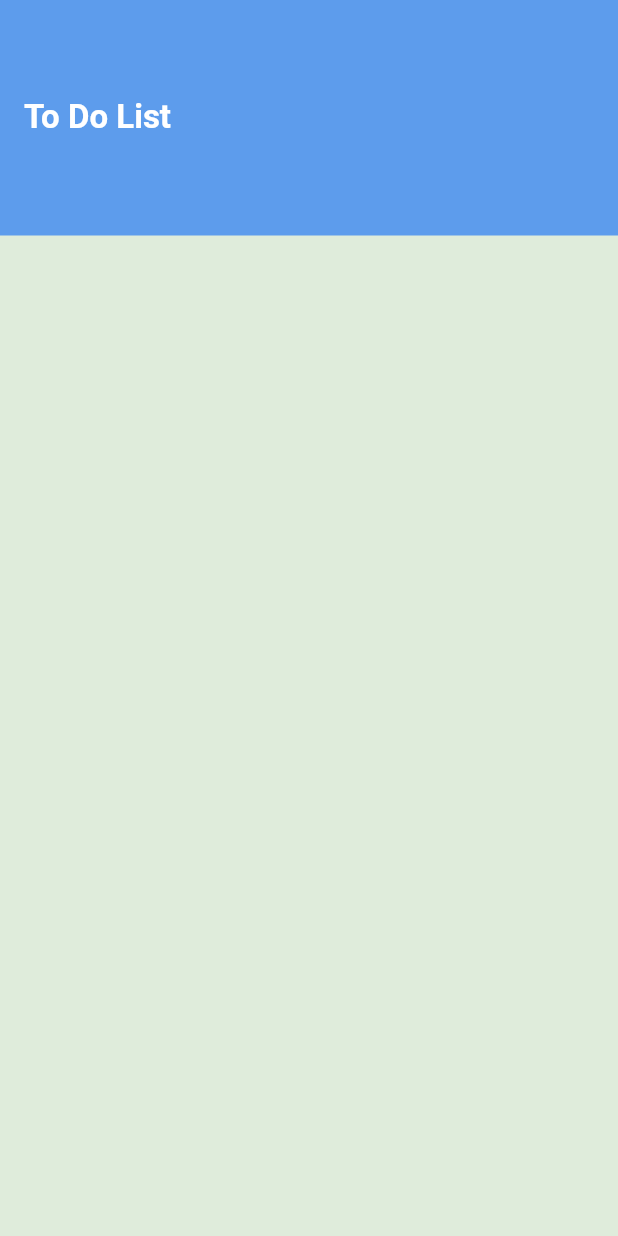
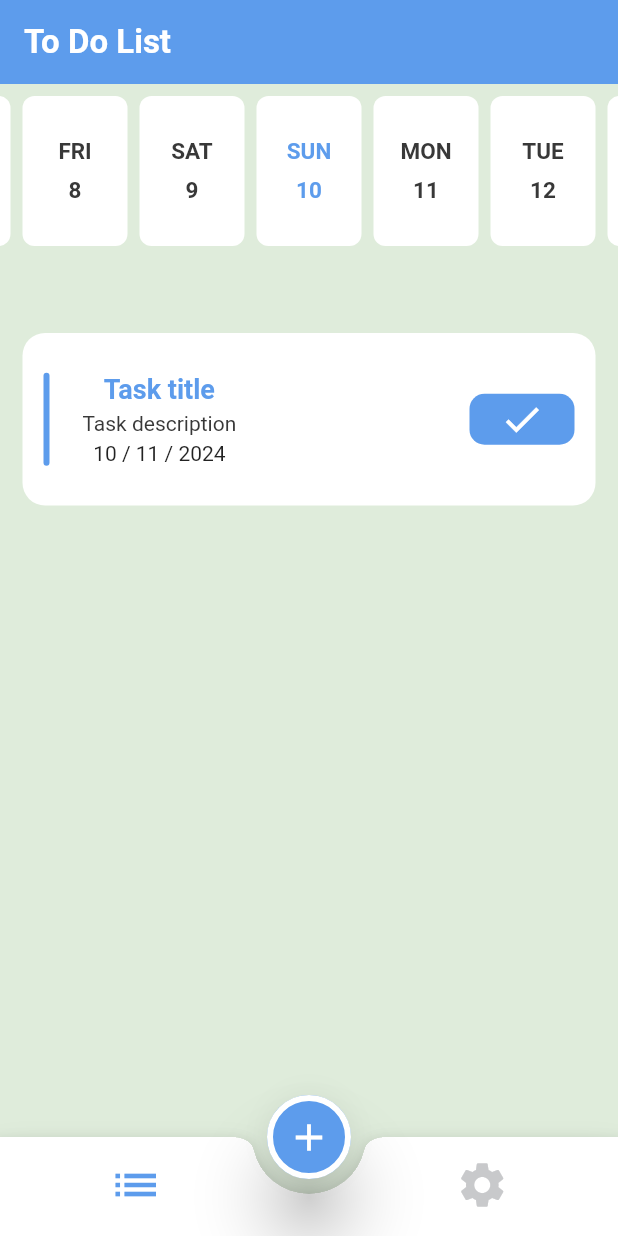
Before and after one commit to SalmaRazeq/todo, a Flutter app: the screen it shows after launch, on a phone screen of 412 x 824 dp. Run offline on Flutter 3.47's test engine with Material 3 defaults, Android fonts, the phone set to English and light mode, and no system bars; drawn by our look-alikes of easy_date_timeline, flutter_slidable.

Commit message:
Finished Ui

```diff
--- a/lib/confing/theme/app_theme.dart
+++ b/lib/confing/theme/app_theme.dart
@@ -4,11 +4,52 @@ import 'package:todolist_app/core/utils/color_manager.dart';
 
 class AppTheme {
   static ThemeData light = ThemeData(
+    useMaterial3: false,
+    colorScheme: ColorScheme.fromSeed(seedColor: ColorsManager.blue,
+    primary: ColorsManager.blue,
+      onPrimary: ColorsManager.white
+    ),
     scaffoldBackgroundColor: ColorsManager.bgColor,
     appBarTheme: AppBarTheme(
-      color: ColorsManager.blueColor,
+      color: ColorsManager.blue,
       titleTextStyle: ApplightStyle.appBarTextStyle,
-      toolbarHeight: 157,
+      elevation: 0,
     ),
+    floatingActionButtonTheme: const FloatingActionButtonThemeData(
+        backgroundColor: ColorsManager.blue,
+        iconSize: 30,
+        elevation: 20,
+        shape: StadiumBorder(
+            side: BorderSide(color: ColorsManager.white, width: 4))),
+    bottomNavigationBarTheme: const BottomNavigationBarThemeData(
+      backgroundColor: ColorsManager.white,
+      selectedItemColor: ColorsManager.blue,
+      unselectedItemColor: ColorsManager.grey,
+      selectedIconTheme: IconThemeData(
+        size: 36,
+      ),
+      unselectedIconTheme: IconThemeData(size: 36),
+    ),
+    bottomAppBarTheme: const BottomAppBarTheme(
+      shape: CircularNotchedRectangle(),
+    ),
+    bottomSheetTheme: const BottomSheetThemeData(
+      shape: RoundedRectangleBorder(
+        borderRadius: BorderRadius.only(
+          topRight: Radius.circular(15),
+          topLeft: Radius.circular(15),
+        )
+      ),
+      elevation: 18,
+      backgroundColor: ColorsManager.white,
+    ),
+    elevatedButtonTheme: ElevatedButtonThemeData(
+      style: ElevatedButton.styleFrom(
+        shape: RoundedRectangleBorder(borderRadius: BorderRadius.circular(25)),
+        fixedSize: const Size.fromHeight(50),
+        padding: const EdgeInsets.symmetric(horizontal: 30,),
+        textStyle: ApplightStyle.buttonTextStyle,
+    ),),
+    hintColor: ColorsManager.blue,
   );
 }
--- a/lib/core/utils/app_textStyle.dart
+++ b/lib/core/utils/app_textStyle.dart
@@ -2,5 +2,15 @@ import 'package:flutter/material.dart';
 import 'package:todolist_app/core/utils/color_manager.dart';
 
 class ApplightStyle{
-  static TextStyle? appBarTextStyle = TextStyle(fontSize: 22,fontWeight: FontWeight.w700,color: ColorsManager.white,);
+  static TextStyle? appBarTextStyle = const TextStyle(fontSize: 22,fontWeight: FontWeight.w700,color: ColorsManager.white,);
+  static TextStyle? taskBottomTextStyle = const TextStyle(fontSize: 20, fontWeight: FontWeight.w400, color: ColorsManager.darkGrey);
+  static TextStyle? hintTextStyle = const TextStyle(fontSize: 16, fontWeight: FontWeight.w400, color: ColorsManager.hint);
+  static TextStyle? dateStyle = const TextStyle(fontSize: 18, fontWeight: FontWeight.w400, color: ColorsManager.hint);
+  static TextStyle? headerTaskBottom = const TextStyle(fontSize: 20,fontWeight: FontWeight.w700, color: ColorsManager.darkGrey);
+  static TextStyle? buttonTextStyle = const TextStyle(fontSize: 20, fontWeight: FontWeight.w500, color: ColorsManager.white);
+  static TextStyle? taskTitle = const TextStyle(fontSize: 18, fontWeight: FontWeight.w700, color: ColorsManager.blue);
+  static TextStyle? taskDescription = const TextStyle(fontSize: 14, fontWeight: FontWeight.w400, color: ColorsManager.darkGrey);
+  static TextStyle? headerSettings = const TextStyle(fontSize: 20,fontWeight: FontWeight.w700, color: ColorsManager.darkGrey);
+  static TextStyle? mode = const TextStyle(fontSize: 18, fontWeight: FontWeight.w500, color: ColorsManager.blue);
+
 }
--- a/lib/core/utils/color_manager.dart
+++ b/lib/core/utils/color_manager.dart
@@ -1,8 +1,12 @@
 import 'dart:ui';
+
+import 'package:flutter/material.dart';
 
 class ColorsManager{
   static const Color bgColor = Color(0xFFDFECDB);
-  static const Color blueColor = Color(0xFF5D9CEC);
-  static const Color white = Color(0xFFFFFFFF);
-
+  static const Color blue = Color(0xFF5D9CEC);
+  static const Color white = Colors.white;
+  static const Color grey = Color(0xFFC8C9CB);
+  static const Color hint = Color(0xFF707070);
+  static const Color darkGrey = Color(0xFF383838);
 }
--- a/lib/presentation/home/home_screen.dart
+++ b/lib/presentation/home/home_screen.dart
@@ -1,14 +1,69 @@
 import 'package:flutter/material.dart';
+import 'package:todolist_app/presentation/home/tabs/list_tab//list_tab.dart';
+import 'package:todolist_app/presentation/home/tabs/settings_tab//settings_tab.dart';
+import 'package:todolist_app/presentation/home/task_bottom_sheet/task_bottom_sheet.dart';
 
-class HomeScreen extends StatelessWidget {
+class HomeScreen extends StatefulWidget {
   const HomeScreen({super.key});
+
+  @override
+  State<HomeScreen> createState() => _HomeScreenState();
+}
+
+class _HomeScreenState extends State<HomeScreen> {
+  int currentIndex = 0;
+  List<Widget> tabs = [const ListTab(), SettingsTab()];
 
   @override
   Widget build(BuildContext context) {
     return Scaffold(
+      extendBody: true,
       appBar: AppBar(
-        title: Text('To Do List'),
+        title: const Text('To Do List'),
       ),
+      body: tabs[currentIndex],
+      floatingActionButton: buildFeb(),
+      floatingActionButtonLocation: FloatingActionButtonLocation.centerDocked,
+      bottomNavigationBar: buildBottomNavigationBar(),
     );
   }
+
+  Widget buildBottomNavigationBar() => BottomAppBar(
+        notchMargin: 10,
+         clipBehavior: Clip.hardEdge,
+        child: BottomNavigationBar(
+            showUnselectedLabels: false,
+            showSelectedLabels: false,
+            currentIndex: currentIndex,
+            onTap: (tappedIndex) {
+              currentIndex = tappedIndex;
+              setState(() {});
+            },
+            items: const [
+              BottomNavigationBarItem(
+                  icon: Padding(
+                      padding: EdgeInsets.only(right: 25),
+                      child: Icon(Icons.list)),
+                  label: 'List'),
+              BottomNavigationBarItem(
+                  icon: Padding(
+                    padding: EdgeInsets.only(left: 25),
+                    child: Icon(
+                      Icons.settings,
+                    ),
+                  ),
+                  label: 'Settings')
+            ]),
+      );
+
+  buildFeb() => FloatingActionButton(
+        onPressed: () {
+          showTaskBottomSheet();
+        },
+        child: const Icon(Icons.add),
+      );
+
+  void showTaskBottomSheet() {
+    showModalBottomSheet(context: context, builder: (context) => TaskBotoomSheet.show(),);
+  }
 }
--- /dev/null
+++ b/lib/presentation/home/tabs/list_tab/list_tab.dart
@@ -0,0 +1,69 @@
+import 'package:easy_date_timeline/easy_date_timeline.dart';
+import 'package:flutter/material.dart';
+import 'package:todolist_app/core/utils/color_manager.dart';
+import 'package:todolist_app/core/utils/date_utils.dart';
+import 'package:todolist_app/presentation/home/tabs/list_tab/widget/list_item.dart';
+
+class ListTab extends StatelessWidget {
+  const ListTab({super.key});
+
+  @override
+  Widget build(BuildContext context) {
+    return Column(
+      children: [
+        buildCalenderTimeLine(),
+        const ListItem(),
+      ],
+    );
+  }
+
+  Widget buildCalenderTimeLine() => EasyDateTimeLine(
+        initialDate: DateTime.now(),
+        onDateChange: (selectedDate) {},
+        headerProps: const EasyHeaderProps(
+            monthPickerType: MonthPickerType.dropDown,
+            dateFormatter: DateFormatter.fullDateDMY(),
+            showHeader: false),
+        dayProps:  const EasyDayProps(
+          height: 100,
+          width: 70,
+          dayStructure: DayStructure.dayStrDayNum,
+          activeDayStyle: DayStyle(
+            dayNumStyle: TextStyle(
+                fontSize: 15,
+                fontWeight: FontWeight.w700,
+                color: ColorsManager.blue),
+            dayStrStyle: TextStyle(
+                fontSize: 15,
+                fontWeight: FontWeight.w700,
+                color: ColorsManager.blue,),
+            decoration: BoxDecoration(
+              color: ColorsManager.white,
+              borderRadius: BorderRadius.all(Radius.circular(8)),
+             ),
+          ),
+          inactiveDayStyle: DayStyle(
+            dayNumStyle: TextStyle(
+                fontSize: 15,
+                fontWeight: FontWeight.w700,
+                color: ColorsManager.darkGrey),
+            dayStrStyle: TextStyle(
+                fontSize: 15,
+                fontWeight: FontWeight.w700,
+                color: ColorsManager.darkGrey),
+            decoration: BoxDecoration(
+              color: ColorsManager.white,
+              borderRadius: BorderRadius.all(Radius.circular(8)),
+              // gradient: LinearGradient(
+              //   begin: Alignment.topCenter,
+              //   end: Alignment.bottomCenter,
+              //   colors: [
+              //     Color(0xff3371FF),
+              //     Color(0xff8426D6),
+              //   ],
+              // ),
+            ),
+          ),
+        ),
+      );
+}
--- /dev/null
+++ b/lib/presentation/home/tabs/list_tab/widget/list_item.dart
@@ -0,0 +1,105 @@
+import 'package:flutter/material.dart';
+import 'package:flutter_slidable/flutter_slidable.dart';
+import 'package:todolist_app/core/utils/app_textStyle.dart';
+import 'package:todolist_app/core/utils/color_manager.dart';
+import 'package:todolist_app/core/utils/date_utils.dart';
+
+class ListItem extends StatelessWidget {
+  const ListItem({super.key});
+
+  @override
+  Widget build(BuildContext context) {
+    return Container(
+      color: ColorsManager.bgColor,
+      padding: const EdgeInsets.symmetric(vertical: 50,horizontal: 15),
+      child: Slidable(
+        startActionPane: ActionPane(
+          motion: const DrawerMotion(),
+          children: [
+            SlidableAction(
+              flex: 2,
+              onPressed: (context) {},
+              backgroundColor: const Color(0xFFEC4B4B),
+              foregroundColor: Colors.white,
+              icon: Icons.delete,
+              label: 'Delete',
+              autoClose: true,
+              borderRadius: const BorderRadius.only(topLeft: Radius.circular(15),bottomLeft: Radius.circular(15)),
+            ),
+            SlidableAction(
+              flex: 2,
+              onPressed: (context) {},
+              backgroundColor: ColorsManager.blue,
+              foregroundColor: Colors.white,
+              icon: Icons.edit,
+              label: 'Edit',
+              autoClose: true,
+            ),
+          ],
+        ),
+        child: Container(
+          padding: const EdgeInsets.symmetric(horizontal: 14),
+          width: double.infinity,
+          height: 115,
+          decoration: BoxDecoration(
+            color: Theme.of(context).colorScheme.onPrimary,
+            borderRadius: BorderRadius.circular(15),
+          ),
+          child: Row(
+            children: [
+              InkWell(
+                onTap: (){},
+                child: Container(
+                  height: 62,
+                  width: 4,
+                  decoration: BoxDecoration(
+                    borderRadius: BorderRadius.circular(10),
+                    color: Theme.of(context).colorScheme.primary,
+                  ),
+                ),
+              ),
+              Padding(
+                padding: const EdgeInsets.symmetric(horizontal: 22),
+                child: Column(
+                  mainAxisSize: MainAxisSize.min,
+                  children: [
+                    Text(
+                      'Task title',
+                      style: ApplightStyle.taskTitle,
+                    ),
+                    const SizedBox(
+                      height: 4,
+                    ),
+                    Text(
+                      'Task description',
+                      style: ApplightStyle.taskDescription,
+                    ),
+                    const SizedBox(
+                      height: 4,
+                    ),
+                    Text(DateTime.now().toFormattedDate),
+                  ],
+                ),
+              ),
+              const Spacer(),
+              Container(
+                width: 70,
+                height: 34,
+                decoration: BoxDecoration(
+                  borderRadius: BorderRadius.circular(10),
+                  color: Theme.of(context).colorScheme.primary,
+                ),
+                child: const Icon(
+                  Icons.check,
+                  color: ColorsManager.white,
+                  size: 30,
+                  weight: 20,
+                ),
+              ),
+            ],
+          ),
+        ),
+      ),
+    );
+  }
+}
--- a/pubspec.yaml
+++ b/pubspec.yaml
@@ -35,6 +35,9 @@ dependencies:
   # The following adds the Cupertino Icons font to your application.
   # Use with the CupertinoIcons class for iOS style icons.
   cupertino_icons: ^1.0.2
+  intl: ^0.19.0
+  flutter_slidable: ^3.1.1
+  easy_date_timeline: ^1.1.3
 
 
 dev_dependencies:
```
Also changed, not shown: lib/core/utils/date_utils.dart (added, +8 -0 lines), lib/presentation/home/tabs/settings_tab/settings_tab.dart (added, +126 -0 lines), lib/presentation/home/task_bottom_sheet/task_bottom_sheet.dart (added, +82 -0 lines), pubspec.lock.
